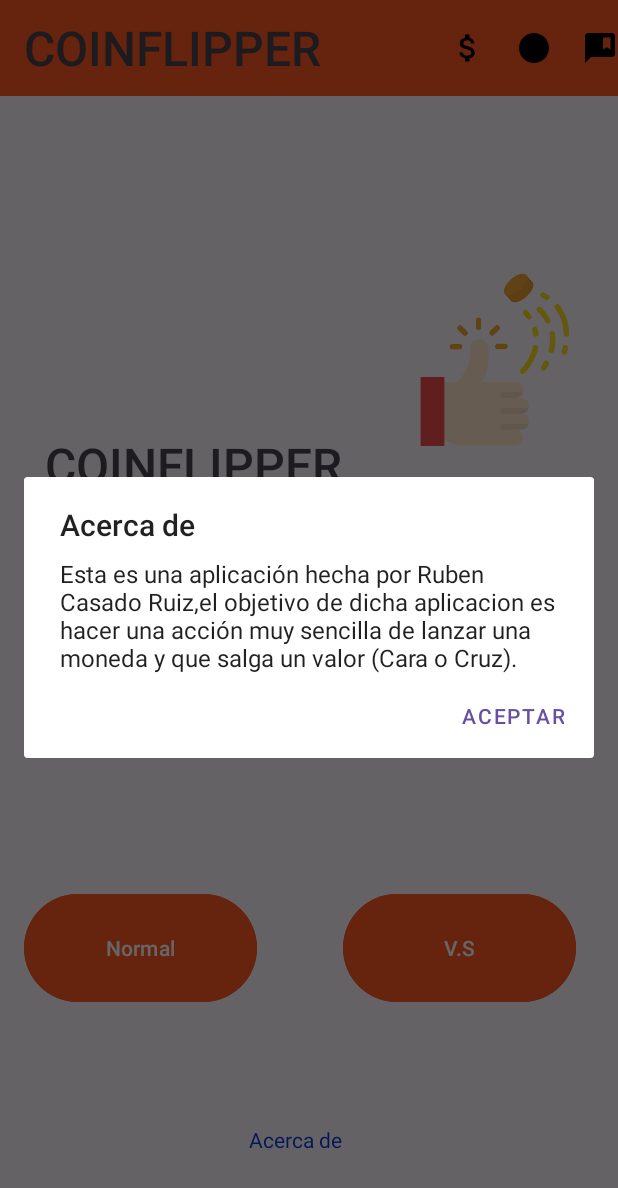
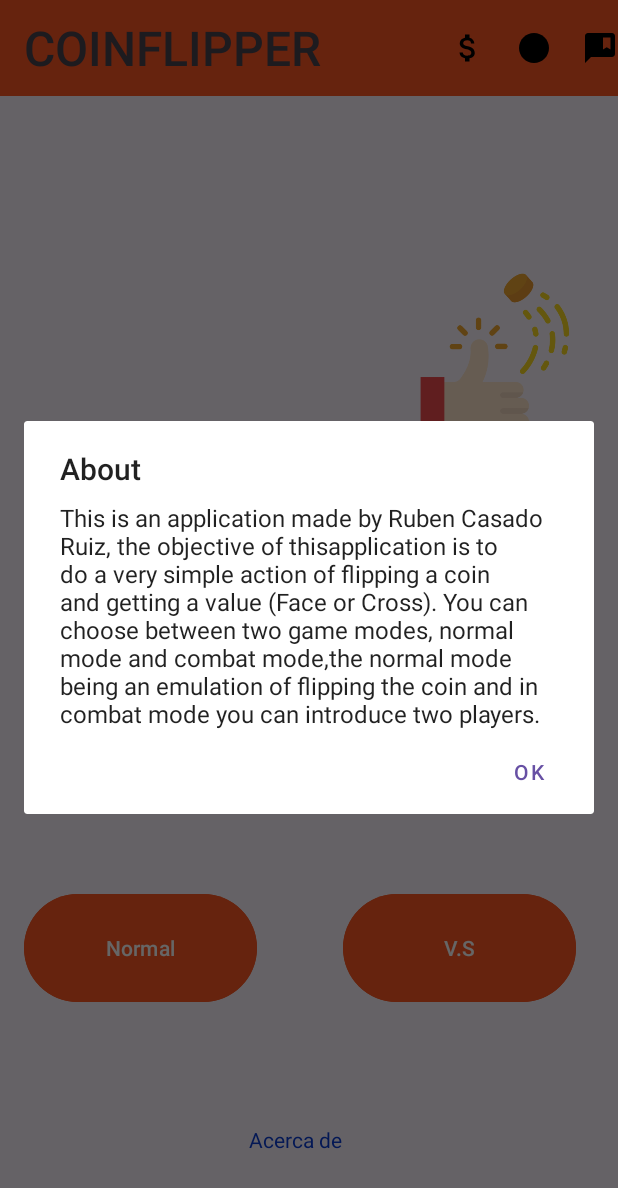
Before and after one commit to Ruby1605/Co1nFlipper, an Android app: the screen it shows after launch (MainActivity), after a tap on "Acerca de", on a phone screen of 412 x 824 dp. Shown: the top 1188 px of the screen. Run offline under Robolectric (Android 15) with nearby library versions, the phone set to English and light mode, and no system bars.

Commit message:
Aplicacion con dos idiomas Español e Ingles

```diff
--- a/app/src/main/java/com/example/co1nflipper/MainActivity.kt
+++ b/app/src/main/java/com/example/co1nflipper/MainActivity.kt
@@ -8,7 +8,7 @@ import android.widget.TextView
 import android.view.View
 import android.app.AlertDialog
 import android.content.DialogInterface
-
+import java.util.Locale
 
 
 class MainActivity : AppCompatActivity() {
@@ -58,18 +58,34 @@ class MainActivity : AppCompatActivity() {
     // Función para mostrar el diálogo de Acerca De
     private fun mostrarDialogoAcercaDe() {
         val builder = AlertDialog.Builder(this)
+        val idiomaDispositivo = Locale.getDefault().language
+        if (idiomaDispositivo == "en"){
+            builder.setTitle("About")
+                .setMessage("This is an application made by Ruben Casado Ruiz, the objective of this" +
+                        "application is to do a very simple action of flipping a coin and getting a " +
+                        "value (Face or Cross). You can choose between two game modes, normal mode and combat mode," +
+                        "the normal mode being an emulation of flipping the coin and in combat mode you can " +
+                        "introduce two players.")
+                .setPositiveButton("Ok", DialogInterface.OnClickListener { dialog, _ ->
+                    dialog.dismiss()
+                })
 
-        builder.setTitle("Acerca de")
-            .setMessage("Esta es una aplicación hecha por Ruben Casado Ruiz,el objetivo de dicha " +
+            val dialog = builder.create()
+            dialog.show()
+
+        }else{
+            builder.setTitle("Acerca de")
+            .setMessage("Esta es una aplicación esta hecha por Ruben Casado Ruiz,el objetivo de dicha " +
                     "aplicacion es hacer una acción muy sencilla de lanzar una moneda y que salga un " +
-                    "valor (Cara o Cruz).")
+                    "valor (Cara o Cruz). Podras elegir entre dos modos de juego, el modo normal y el modo combate," +
+                    "siendo el modo normal una emulacion de lanzar la moneda al aire y elen modo combate podras " +
+                    "introducir dos jugadores.")
             .setPositiveButton("Aceptar", DialogInterface.OnClickListener { dialog, _ ->
                 dialog.dismiss()
             })
 
-        val dialog = builder.create()
-        dialog.show()
+            val dialog = builder.create()
+            dialog.show()
+        }
     }
-
-
 }
--- a/app/src/main/res/layout/activity_main.xml
+++ b/app/src/main/res/layout/activity_main.xml
@@ -35,7 +35,7 @@
         android:layout_marginBottom="152dp"
         android:backgroundTint="@color/Orange"
         android:onClick="btnNormalInicio"
-        android:text="Normal"
+        android:text="@string/btnNormal"
         app:layout_constraintBottom_toBottomOf="parent"
         app:layout_constraintStart_toStartOf="parent" />
 
@@ -43,7 +43,7 @@
 
     <Button
         android:id="@+id/btnCombate"
-        android:text="V.S"
+        android:text="@string/modoCombate"
         android:backgroundTint="@color/Orange"
         android:layout_width="155dp"
         android:layout_height="80dp"
@@ -76,7 +76,7 @@
         android:layout_width="79dp"
         android:layout_height="34dp"
         android:layout_marginBottom="40dp"
-        android:text="Acerca de "
+        android:text="@string/Acercade"
         app:layout_constraintBottom_toBottomOf="parent"
         app:layout_constraintEnd_toEndOf="parent"
         app:layout_constraintHorizontal_bias="0.498"
--- a/app/src/main/res/layout/activity_normal.xml
+++ b/app/src/main/res/layout/activity_normal.xml
@@ -35,7 +35,7 @@
         android:layout_marginTop="40dp"
         android:layout_marginBottom="44dp"
         android:backgroundTint="@color/Orange"
-        android:text="LANZAR"
+        android:text="@string/Lanzar"
         app:layout_constraintBottom_toBottomOf="@+id/include"
         app:layout_constraintEnd_toEndOf="parent"
         app:layout_constraintStart_toStartOf="parent"
@@ -49,7 +49,7 @@
         android:layout_width="284dp"
         android:layout_height="65dp"
         android:layout_marginBottom="32dp"
-        android:text=""
+        android:text="@string/txtResult"
         app:layout_constraintBottom_toTopOf="@+id/lanzarNormal"
         app:layout_constraintEnd_toEndOf="parent"
         app:layout_constraintStart_toStartOf="parent" />
--- a/app/src/main/res/values/strings.xml
+++ b/app/src/main/res/values/strings.xml
@@ -1,5 +1,15 @@
 <resources>
     <string name="app_name">Co1nFlipper</string>
+    <string name="btnNormal">Normal</string>
+    <string name="modoCombate">V.S</string>
+    <string name="Acercade">Acerca de</string>
+    <string name="Lanzar">LANZAR</string>
+    <string name="txtResult"> </string>
+    <string name="txtResultCombate"> </string>
+    <string name="Cara">Cara</string>
+    <string name="Cruz">Cruz</string>
+    <string name="Jugador1">Jugador 1</string>
+    <string name="Jugador2">Jugador 2</string>
 
     <style name="TituloEstilo">
         <item name="android:fontFamily">sans-serif-medium</item>
@@ -9,4 +19,5 @@
         <item name="android:fontFamily">sans-serif-medium</item>
         <item name="android:textSize">28dp</item>
     </style>
+
 </resources>
```
Also changed, not shown: app/src/main/java/com/example/co1nflipper/Normal.kt (+18 -9 lines), app/src/main/java/com/example/co1nflipper/combate.kt (+22 -8 lines), app/src/main/res/layout/activity_combate.xml (+6 -6 lines), 1 other file.
